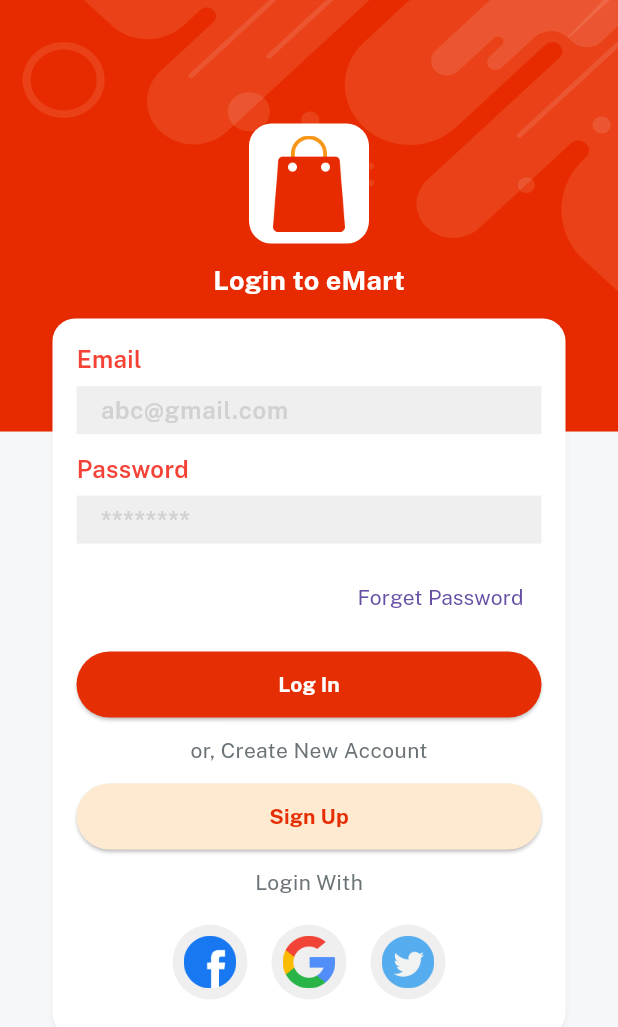
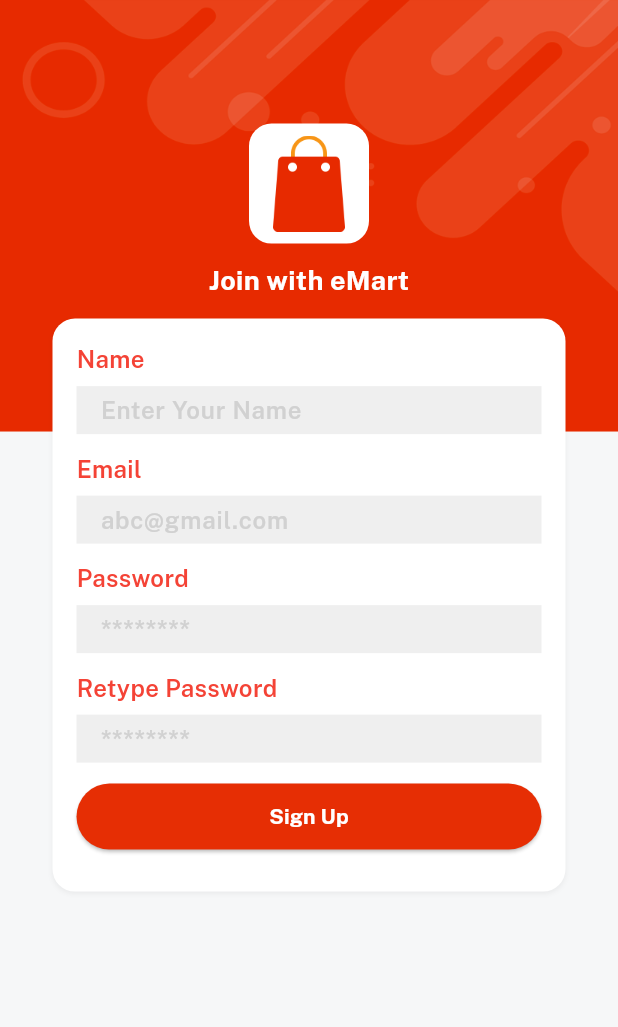
Before and after one commit to Mashuir/emart, a Flutter app: the screen it shows after launch, after a tap on "Sign Up", on a phone screen of 412 x 824 dp. Shown: the top 1027 px of the screen. Run offline on Flutter 3.47's test engine with Material 3 defaults, Android fonts, the phone set to English and light mode, and no system bars; our stand-ins replace get, velocity_x.

Commit message:
login update

```diff
--- a/lib/consts/strings.dart
+++ b/lib/consts/strings.dart
@@ -2,8 +2,11 @@ const appname = "eMart";
 const appversion = "Version 1.0.0";
 const credits = "@Fin Tech";
 const email = "Email";
+const name = "Name";
+const nameHint = "Enter Your Name";
 const emailHint = "abc@gmail.com";
 const password = "Password";
+const retypePassword = "Retype Password";
 const passwordHint = "********";
 const forgetPass = "Forget Password";
 const login = "Log In";
--- a/lib/views/auth_screen/login_screen.dart
+++ b/lib/views/auth_screen/login_screen.dart
@@ -1,7 +1,10 @@
 import 'package:emart/consts/lists.dart';
+import 'package:emart/views/auth_screen/signup_screen.dart';
 import 'package:emart/widgets_common/app_logo_widget.dart';
 import 'package:emart/widgets_common/bg_widget.dart';
 import 'package:emart/widgets_common/our_button.dart';
+import 'package:get/get.dart';
+import 'package:get/get_core/src/get_main.dart';
 
 import '../../consts/consts.dart';
 import '../../widgets_common/custom_textfield.dart';
@@ -43,13 +46,12 @@ class LoginScreen extends StatelessWidget {
                 createNewAccount.text.color(fontGrey).make(),
                 10.heightBox,
                 ourButton(
-                        title: signUp,
-                        color: lightGolden,
-                        textColor: redColor,
-                        onPress: () {})
-                    .box
-                    .width(context.screenWidth - 50)
-                    .make(),
+                    title: signUp,
+                    color: lightGolden,
+                    textColor: redColor,
+                    onPress: () {
+                      Get.to(() => const SignupScreen());
+                    }).box.width(context.screenWidth - 50).make(),
                 10.heightBox,
                 loginWith.text.color(fontGrey).make(),
                 10.heightBox,
--- /dev/null
+++ b/lib/views/auth_screen/signup_screen.dart
@@ -0,0 +1,54 @@
+import '../../consts/consts.dart';
+import '../../widgets_common/app_logo_widget.dart';
+import '../../widgets_common/bg_widget.dart';
+import '../../widgets_common/custom_textfield.dart';
+import '../../widgets_common/our_button.dart';
+
+class SignupScreen extends StatelessWidget {
+  const SignupScreen({super.key});
+
+  @override
+  Widget build(BuildContext context) {
+    return bgWidget(
+        child: Scaffold(
+          resizeToAvoidBottomInset: false,
+          body: Center(
+            child: Column(
+              children: [
+                (context.screenHeight * 0.1).heightBox,
+                appLogoWidget(),
+                12.heightBox,
+                "Join with $appname".text.fontFamily(bold).white.size(18).make(),
+                12.heightBox,
+                Column(
+                  children: [
+                    customTextField(title: name, hint: nameHint),
+                    customTextField(title: email, hint: emailHint),
+                    customTextField(title: password, hint: passwordHint),
+                    customTextField(title: retypePassword, hint: passwordHint),
+
+                    ourButton(
+                        title: signUp,
+                        color: redColor,
+                        textColor: whiteColor,
+                        onPress: () {})
+                        .box
+                        .width(context.screenWidth - 50)
+                        .make(),
+                    10.heightBox,
+
+                  ],
+                )
+                    .box
+                    .white
+                    .rounded
+                    .padding(const EdgeInsets.all(16))
+                    .width(context.screenWidth - 70)
+                    .shadowSm
+                    .make()
+              ],
+            ),
+          ),
+        ));
+  }
+}
--- a/lib/widgets_common/our_button.dart
+++ b/lib/widgets_common/our_button.dart
@@ -4,8 +4,6 @@ Widget ourButton({onPress, color, textColor, String? title}) {
   return ElevatedButton(
       style: ElevatedButton.styleFrom(
           backgroundColor: color, padding: const EdgeInsets.all(12)),
-      onPressed: () {
-        onPress;
-      },
+      onPressed: onPress,
       child: title!.text.color(textColor).fontFamily(bold).make());
 }
```
